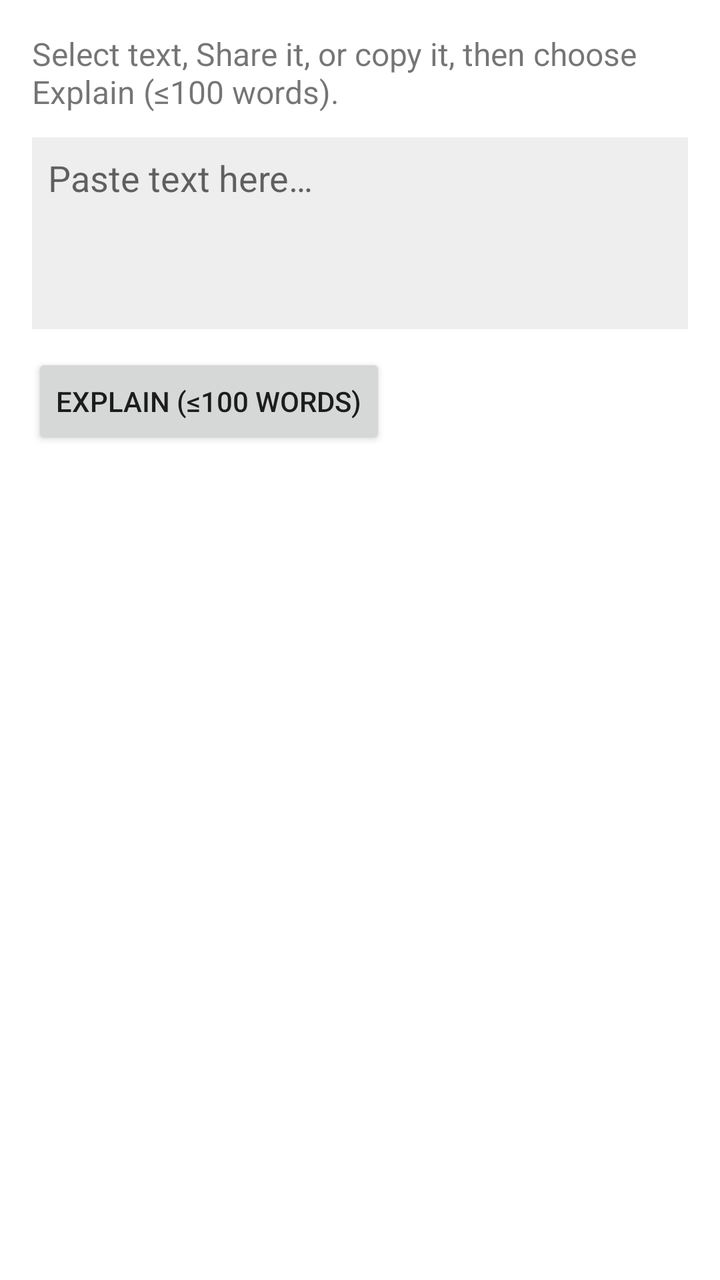
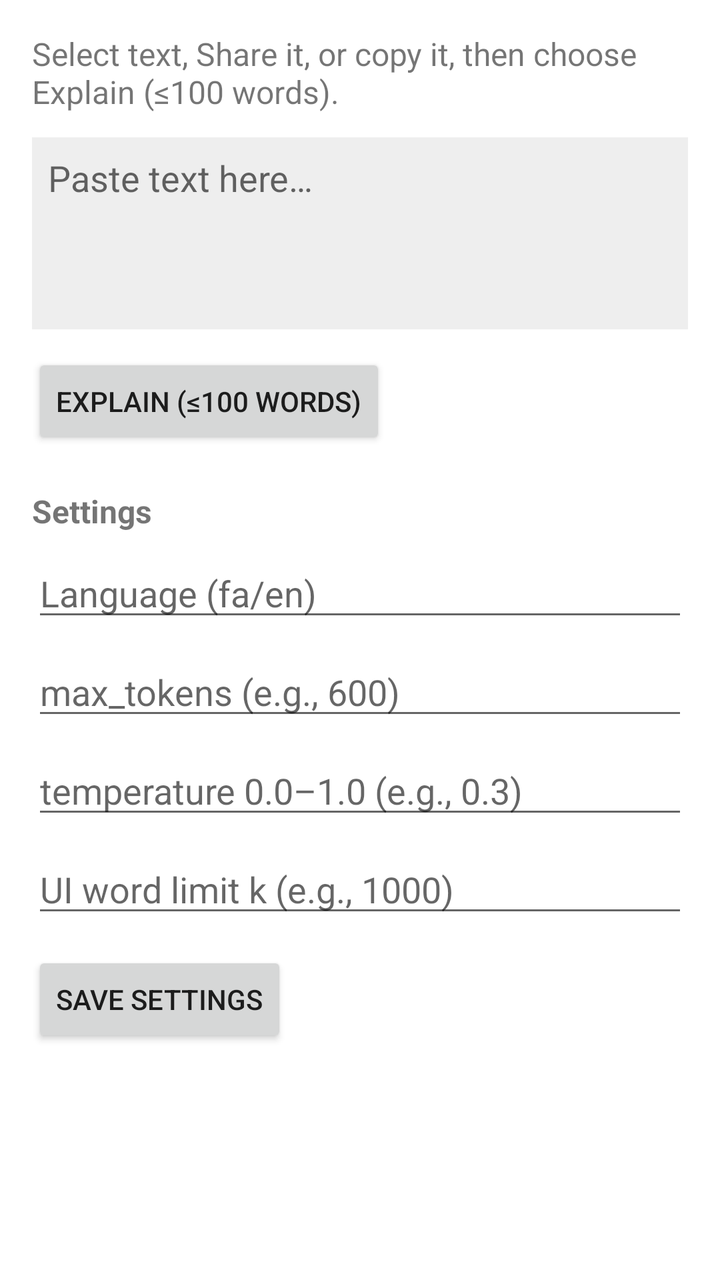

Screens rendered from an Android XML layout before and after an edit, with the pre-edit source and the edit as a unified diff.
<!-- AndroidManifest.xml: application theme Theme.MaterialComponents.Light.NoActionBar -->
<!-- res/layout/activity_main.xml -->
<LinearLayout xmlns:android="http://schemas.android.com/apk/res/android"
    android:orientation="vertical" android:padding="16dp"
    android:layout_width="match_parent" android:layout_height="match_parent">
    <TextView
        android:id="@+id/tv"
        android:text="@string/hello"
        android:textSize="16sp"
        android:layout_width="match_parent"
        android:layout_height="wrap_content"/>
    <EditText
        android:id="@+id/input"
        android:hint="Paste text here…"
        android:layout_width="match_parent"
        android:layout_height="wrap_content"
        android:minHeight="96dp"
        android:gravity="top"
        android:inputType="textMultiLine"
        android:padding="8dp"
        android:background="#EEEEEE"
        android:layout_marginTop="12dp"/>
    <Button
        android:id="@+id/btn_explain"
        android:text="@string/explain_action"
        android:layout_width="wrap_content"
        android:layout_height="wrap_content"
        android:layout_marginTop="12dp"/>
</LinearLayout>
<!-- resources referenced by this layout -->
<resources>
  <string name="explain_action">Explain (≤100 words)</string>
  <string name="hello">Select text, Share it, or copy it, then choose "Explain (≤100 words)".</string>
</resources>

<!-- the commit's change to res/layout/activity_main.xml (unified diff, before → after) -->
@@ -1,27 +1,85 @@
-<LinearLayout xmlns:android="http://schemas.android.com/apk/res/android"
-    android:orientation="vertical" android:padding="16dp"
+<?xml version="1.0" encoding="utf-8"?>
+<ScrollView xmlns:android="http://schemas.android.com/apk/res/android"
     android:layout_width="match_parent" android:layout_height="match_parent">
-    <TextView
-        android:id="@+id/tv"
-        android:text="@string/hello"
-        android:textSize="16sp"
-        android:layout_width="match_parent"
-        android:layout_height="wrap_content"/>
-    <EditText
-        android:id="@+id/input"
-        android:hint="Paste text here…"
-        android:layout_width="match_parent"
-        android:layout_height="wrap_content"
-        android:minHeight="96dp"
-        android:gravity="top"
-        android:inputType="textMultiLine"
-        android:padding="8dp"
-        android:background="#EEEEEE"
-        android:layout_marginTop="12dp"/>
-    <Button
-        android:id="@+id/btn_explain"
-        android:text="@string/explain_action"
-        android:layout_width="wrap_content"
-        android:layout_height="wrap_content"
-        android:layout_marginTop="12dp"/>
-</LinearLayout>
+
+    <LinearLayout
+        android:orientation="vertical" android:padding="16dp"
+        android:layout_width="match_parent" android:layout_height="wrap_content">
+
+        <TextView
+            android:text="@string/hello"
+            android:textSize="16sp"
+            android:layout_width="match_parent" android:layout_height="wrap_content"/>
+
+        
+        <EditText
+            android:id="@+id/input"
+            android:hint="Paste text here…"
+            android:minHeight="96dp"
+            android:gravity="top"
+            android:inputType="textMultiLine"
+            android:padding="8dp"
+            android:background="#EEEEEE"
+            android:layout_marginTop="12dp"
+            android:layout_width="match_parent"
+            android:layout_height="wrap_content" />
+
+        <Button
+            android:id="@+id/btn_explain"
+            android:text="@string/explain_action"
+            android:layout_marginTop="12dp"
+            android:layout_width="wrap_content"
+            android:layout_height="wrap_content"/>
+
+        
+        <TextView
+            android:text="Settings"
+            android:textStyle="bold"
+            android:textSize="16sp"
+            android:layout_marginTop="20dp"
+            android:layout_width="match_parent"
+            android:layout_height="wrap_content"/>
+
+        
+        <EditText
+            android:id="@+id/et_lang"
+            android:hint="Language (fa/en)"
+            android:layout_marginTop="8dp"
+            android:layout_width="match_parent"
+            android:layout_height="wrap_content"/>
+
+        
+        <EditText
+            android:id="@+id/et_max_tokens"
+            android:hint="max_tokens (e.g., 600)"
+            android:inputType="number"
+            android:layout_marginTop="8dp"
+            android:layout_width="match_parent"
+            android:layout_height="wrap_content"/>
+
+        
+        <EditText
+            android:id="@+id/et_temperature"
+            android:hint="temperature 0.0–1.0 (e.g., 0.3)"
+            android:inputType="numberDecimal"
+            android:layout_marginTop="8dp"
+            android:layout_width="match_parent"
+            android:layout_height="wrap_content"/>
+
+        
+        <EditText
+            android:id="@+id/et_word_limit"
+            android:hint="UI word limit k (e.g., 1000)"
+            android:inputType="number"
+            android:layout_marginTop="8dp"
+            android:layout_width="match_parent"
+            android:layout_height="wrap_content"/>
+
+        <Button
+            android:id="@+id/btn_save"
+            android:text="Save Settings"
+            android:layout_marginTop="12dp"
+            android:layout_width="wrap_content"
+            android:layout_height="wrap_content"/>
+    </LinearLayout>
+</ScrollView>
